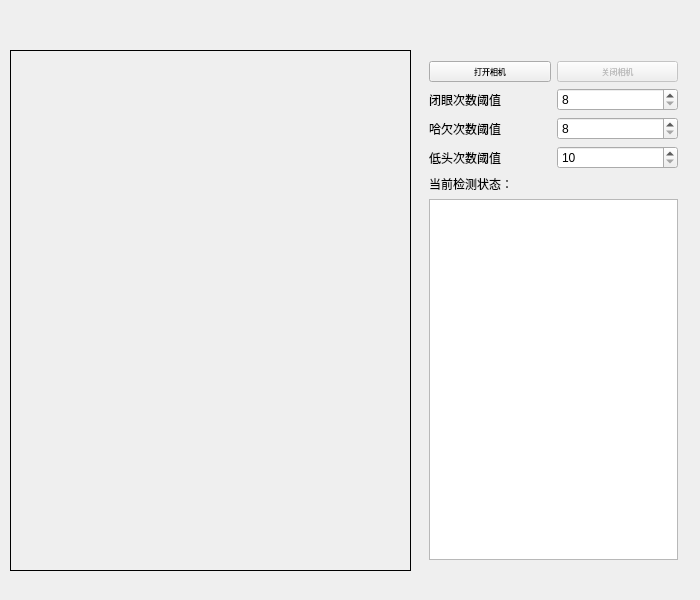
Before: the Qt Designer form widget.ui in ESI-SYD/gui_fatigue_detect, drawn with Qt 5.
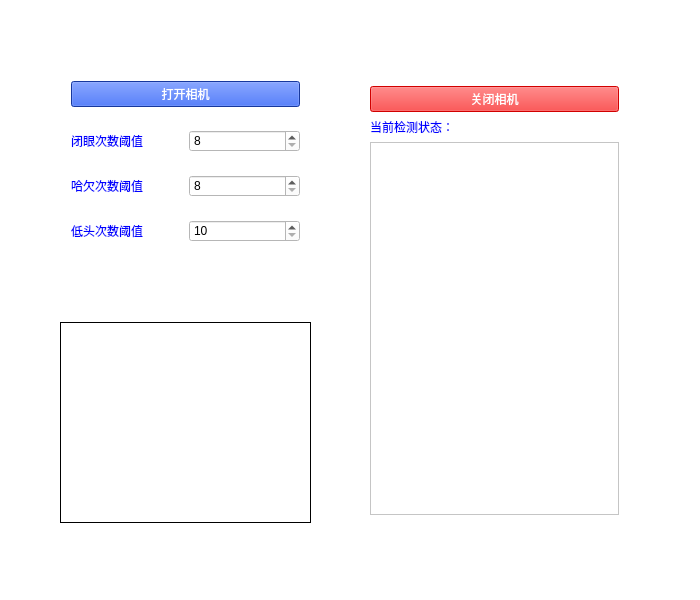
After: the same form once the commit is applied.

Commit message: ui modify:background color img and front

The edit to the form file:
```diff
--- a/widget.ui
+++ b/widget.ui
@@ -13,16 +13,19 @@
   <property name="windowTitle">
    <string>Facial Landmarks</string>
   </property>
+  <property name="styleSheet">
+   <string notr="true">background-color: rgb(255, 255, 255);</string>
+  </property>
   <widget class="QLabel" name="label_camera">
    <property name="enabled">
     <bool>true</bool>
    </property>
    <property name="geometry">
     <rect>
-     <x>10</x>
-     <y>50</y>
-     <width>401</width>
-     <height>521</height>
+     <x>60</x>
+     <y>322</y>
+     <width>251</width>
+     <height>201</height>
     </rect>
    </property>
    <property name="sizePolicy">
@@ -31,6 +34,9 @@
      <verstretch>0</verstretch>
     </sizepolicy>
    </property>
+   <property name="styleSheet">
+    <string notr="true"/>
+   </property>
    <property name="frameShape">
     <enum>QFrame::Box</enum>
    </property>
@@ -38,20 +44,16 @@
     <string/>
    </property>
   </widget>
-  <widget class="QWidget" name="layoutWidget">
+  <widget class="QWidget" name="">
    <property name="geometry">
     <rect>
-     <x>418</x>
-     <y>50</y>
-     <width>271</width>
-     <height>521</height>
+     <x>60</x>
+     <y>53</y>
+     <width>251</width>
+     <height>221</height>
     </rect>
    </property>
-   <layout class="QHBoxLayout" name="horizontalLayout">
-    <item>
-     <layout class="QVBoxLayout" name="right">
-      <item>
-       <layout class="QHBoxLayout" name="camera">
+   <layout class="QVBoxLayout" name="left">
         <item>
          <widget class="QPushButton" name="pushButton_open_camera">
           <property name="sizePolicy">
@@ -62,15 +64,18 @@
           </property>
           <property name="font">
            <font>
-            <family>Arial</family>
-            <pointsize>6</pointsize>
+        <family>黑体</family>
+        <pointsize>9</pointsize>
             <weight>50</weight>
             <italic>false</italic>
             <bold>false</bold>
            </font>
           </property>
           <property name="styleSheet">
-           <string notr="true">font: 6pt &quot;Arial&quot;;</string>
+       <string notr="true">font: 9pt &quot;黑体&quot;;
+background-color: rgb(32, 79, 221);
+color: rgb(255, 255, 255);
+</string>
           </property>
           <property name="text">
            <string>打开相机</string>
@@ -78,41 +83,12 @@
          </widget>
         </item>
         <item>
-         <widget class="QPushButton" name="pushButton_close_camera">
-          <property name="enabled">
-           <bool>false</bool>
-          </property>
-          <property name="sizePolicy">
-           <sizepolicy hsizetype="Minimum" vsizetype="Fixed">
-            <horstretch>0</horstretch>
-            <verstretch>0</verstretch>
-           </sizepolicy>
-          </property>
-          <property name="font">
-           <font>
-            <family>Arial</family>
-            <pointsize>6</pointsize>
-            <weight>50</weight>
-            <italic>false</italic>
-            <bold>false</bold>
-           </font>
-          </property>
-          <property name="styleSheet">
-           <string notr="true">font: 6pt &quot;Arial&quot;;</string>
-          </property>
-          <property name="text">
-           <string>关闭相机</string>
-          </property>
-         </widget>
-        </item>
-       </layout>
-      </item>
-      <item>
        <layout class="QHBoxLayout" name="eye">
         <item>
          <widget class="QLabel" name="eyelabel">
           <property name="styleSheet">
-           <string notr="true">font: 6pt &quot;Arial&quot;;</string>
+         <string notr="true">font: 9pt &quot;黑体&quot;;
+color: rgb(0, 0, 255);</string>
           </property>
           <property name="text">
            <string>闭眼次数阈值</string>
@@ -133,7 +109,8 @@
         <item>
          <widget class="QLabel" name="yawnlabel">
           <property name="styleSheet">
-           <string notr="true">font: 6pt &quot;Arial&quot;;</string>
+         <string notr="true">font: 9pt &quot;黑体&quot;;
+color: rgb(0, 0, 255);</string>
           </property>
           <property name="text">
            <string>哈欠次数阈值</string>
@@ -154,7 +131,8 @@
         <item>
          <widget class="QLabel" name="headlabel">
           <property name="styleSheet">
-           <string notr="true">font: 6pt &quot;Arial&quot;;</string>
+         <string notr="true">font: 9pt &quot;黑体&quot;;
+color: rgb(0, 0, 255);</string>
           </property>
           <property name="text">
            <string>低头次数阈值</string>
@@ -170,8 +148,48 @@
         </item>
        </layout>
       </item>
+   </layout>
+  </widget>
+  <widget class="QWidget" name="">
+   <property name="geometry">
+    <rect>
+     <x>359</x>
+     <y>75</y>
+     <width>271</width>
+     <height>451</height>
+    </rect>
+   </property>
+   <layout class="QVBoxLayout" name="right">
       <item>
-       <layout class="QVBoxLayout" name="status">
+     <widget class="QPushButton" name="pushButton_close_camera">
+      <property name="enabled">
+       <bool>false</bool>
+      </property>
+      <property name="sizePolicy">
+       <sizepolicy hsizetype="Minimum" vsizetype="Fixed">
+        <horstretch>0</horstretch>
+        <verstretch>0</verstretch>
+       </sizepolicy>
+      </property>
+      <property name="font">
+       <font>
+        <family>黑体</family>
+        <pointsize>9</pointsize>
+        <weight>50</weight>
+        <italic>false</italic>
+        <bold>false</bold>
+       </font>
+      </property>
+      <property name="styleSheet">
+       <string notr="true">font: 9pt &quot;黑体&quot;;
+color: rgb(255,255, 255);
+background-color: rgb(255, 0, 0);</string>
+      </property>
+      <property name="text">
+       <string>关闭相机</string>
+      </property>
+     </widget>
+    </item>
         <item>
          <widget class="QLabel" name="StatusLabel">
           <property name="sizePolicy">
@@ -181,7 +199,8 @@
            </sizepolicy>
           </property>
           <property name="styleSheet">
-           <string notr="true">font: 6pt &quot;Arial&quot;;</string>
+       <string notr="true">font: 9pt &quot;黑体&quot;;
+color: rgb(0, 0, 255);</string>
           </property>
           <property name="text">
            <string>当前检测状态：</string>
@@ -197,10 +216,6 @@
            </sizepolicy>
           </property>
          </widget>
-        </item>
-       </layout>
-      </item>
-     </layout>
     </item>
    </layout>
   </widget>
```
Lines whose indentation alone changed are shown as unchanged. The commit also changes 6 other files.
